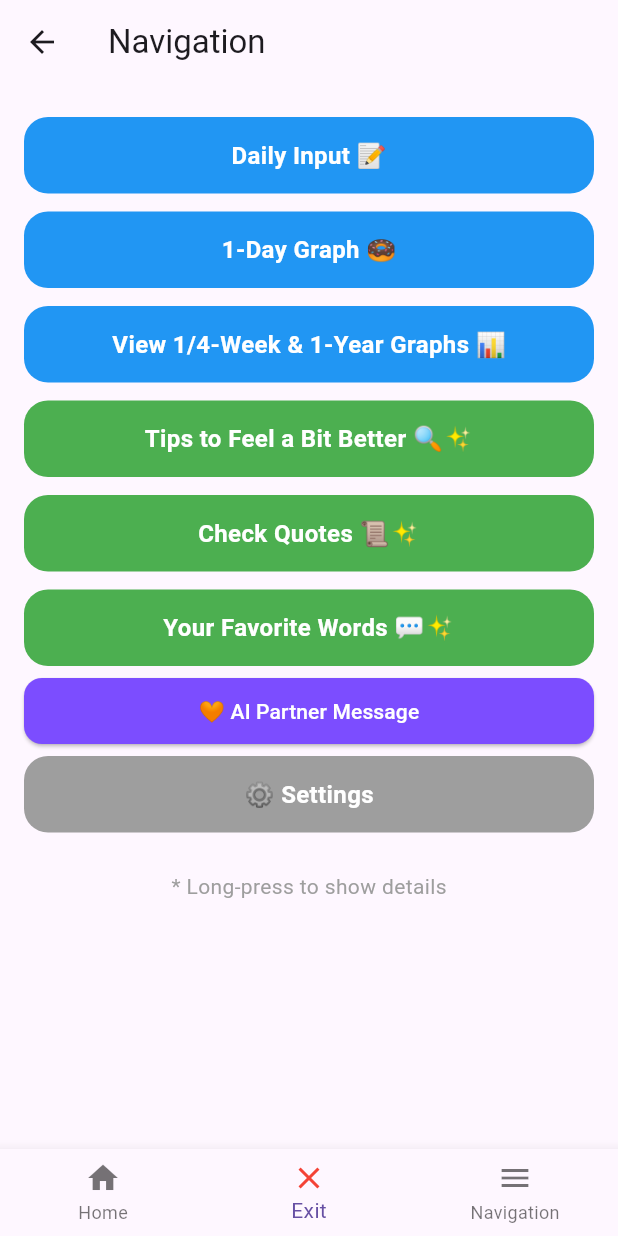
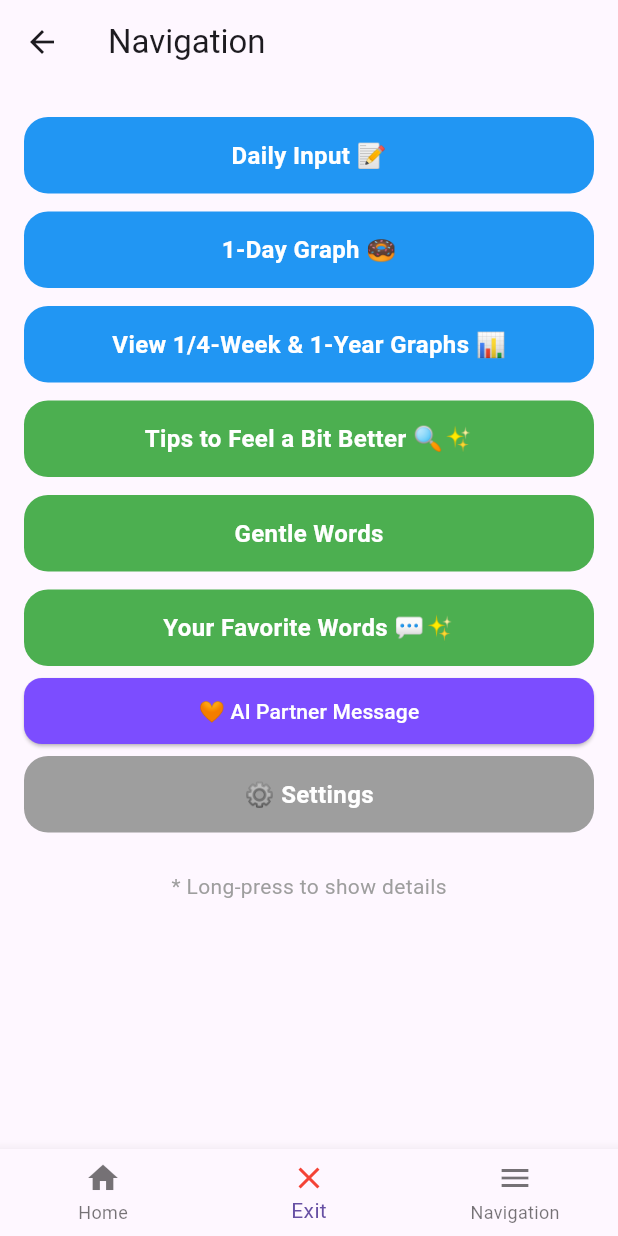
Before and after one commit to raytsunoda/my_flutter_app_pro_beta, a Flutter app: the NavigationScreen screen opened by its route, on a phone screen of 412 x 824 dp. Run offline on Flutter 3.47's test engine with Material 3 defaults, Android fonts, the phone set to English and light mode, and no system bars; our stand-ins replace awesome_notifications, csv, file_picker, fl_chart, flutter_dotenv, in_app_purchase and 3 more; accounts and stored records are empty; generated files the repository leaves out were written again; statements that could not run were skipped.

Commit message:
やさしい言葉機能への名称整理と日英表示文言を更新

```diff
--- a/lib/l10n/app_en.arb
+++ b/lib/l10n/app_en.arb
@@ -149,8 +149,10 @@
  "navOneDayGraphDesc": "View your 1-day graph and today’s memo.",
   "navPeriodGraphs": "View 1/4-Week & 1-Year Graphs 📊",
   "navPeriodGraphsDesc": "Check 1/4-week and 1-year trends.",
-  "navQuotes": "Check Quotes 📜✨",
-  "navQuotesDesc": "Hints for motivation and reducing stress/anxiety 🔍✨",
+
+  "navQuotes": "Gentle Words",
+  "navQuotesDesc": "Short, gentle words that may fit how you feel today",
+
   "navSettingsButton": "⚙️ Settings",
   "navSettingsDesc": "Manage notifications, weights, and saved data ⚙️",
   "navTitle": "Navigation",
@@ -252,7 +254,9 @@
   "proEnableAction": "Enable",
   "proEnableDescription": "Pro is required to use the AI Partner message.\nIf you changed devices or reinstalled the app, please restore your purchase (no duplicate charges).",
   "proEnableTitle": "Enable / Restore Pro",
-  "quotesTitle": "Check Quotes",
+
+"quotesTitle": "Gentle Words",
+
     "quotesDescription": "Take a moment to read an inspiring quote.",
     "quotesReload": "Show another quote",
     "quotesAuthorPrefix": "— ",
@@ -381,9 +385,9 @@
         "description": "Button label to load next 3 tips."
       },
 
- "tipsTapToExplanation": "🔵 Tap to see explanation",
-  "tipsBackToQuote": "🔵 Back to quote",
 
+  "tipsTapToExplanation": "🔵 Tap to see more",
+  "tipsBackToQuote": "🔵 Tap to return to the message",
 
   "walkingYesterdayMinutes": "🚶 Walking yesterday (minutes)",
   "weeklyCommentMissing": "No comment has been saved for this week.\nIf enough data exists, a weekly comment is generated every Sunday.",
--- a/lib/screens/navigation_screen.dart
+++ b/lib/screens/navigation_screen.dart
@@ -224,17 +224,17 @@ class _NavigationScreenState extends State<NavigationScreen> {
   @override
   Widget build(BuildContext context) {
     final t = AppLocalizations.of(context)!;
-    final lang = Localizations.localeOf(context).languageCode;
-    final isEn = lang == 'en';
-
-    // Tips/Quotes は当面「日本語のみ」なので、英語UIのときだけ注記を出す（B案：丁寧）
-    final localeCode = Localizations.localeOf(context).languageCode;
-    final tipsJaOnlyNote = (localeCode == 'ja')
-        ? ''
-        : '\n\nNote: Tips are currently available only in Japanese. An English version is in preparation.';
-    final quotesJaOnlyNote = (localeCode == 'ja')
-        ? ''
-        : '\n\nNote: Quotes are currently available only in Japanese. An English version is in preparation.';
+    // final lang = Localizations.localeOf(context).languageCode;
+    // final isEn = lang == 'en';
+    //
+    // // Tips/Quotes は当面「日本語のみ」なので、英語UIのときだけ注記を出す（B案：丁寧）
+    // final localeCode = Localizations.localeOf(context).languageCode;
+    // final tipsJaOnlyNote = (localeCode == 'ja')
+    //     ? ''
+    //     : '\n\nNote: Tips are currently available only in Japanese. An English version is in preparation.';
+    // final quotesJaOnlyNote = (localeCode == 'ja')
+    //     ? ''
+    //     : '\n\nNote: Quotes are currently available only in Japanese. An English version is in preparation.';
 
     return Scaffold(
 
```
Also changed, not shown: lib/l10n/app_ja.arb (+9 -5 lines), lib/screens/quotes_screen.dart (+6 -4 lines).
